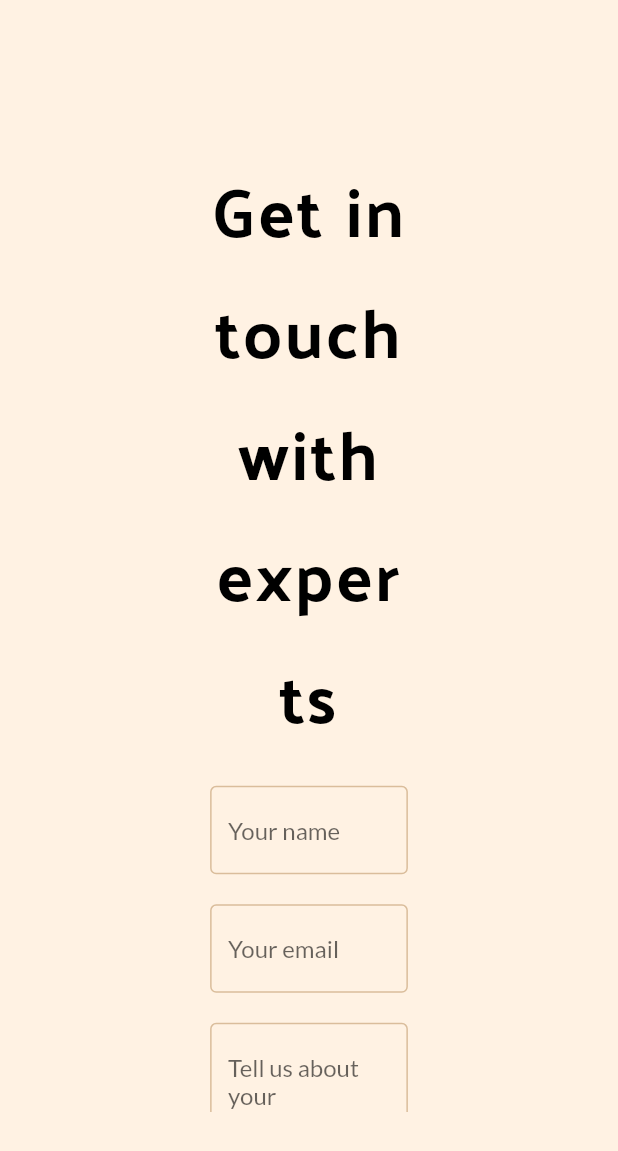
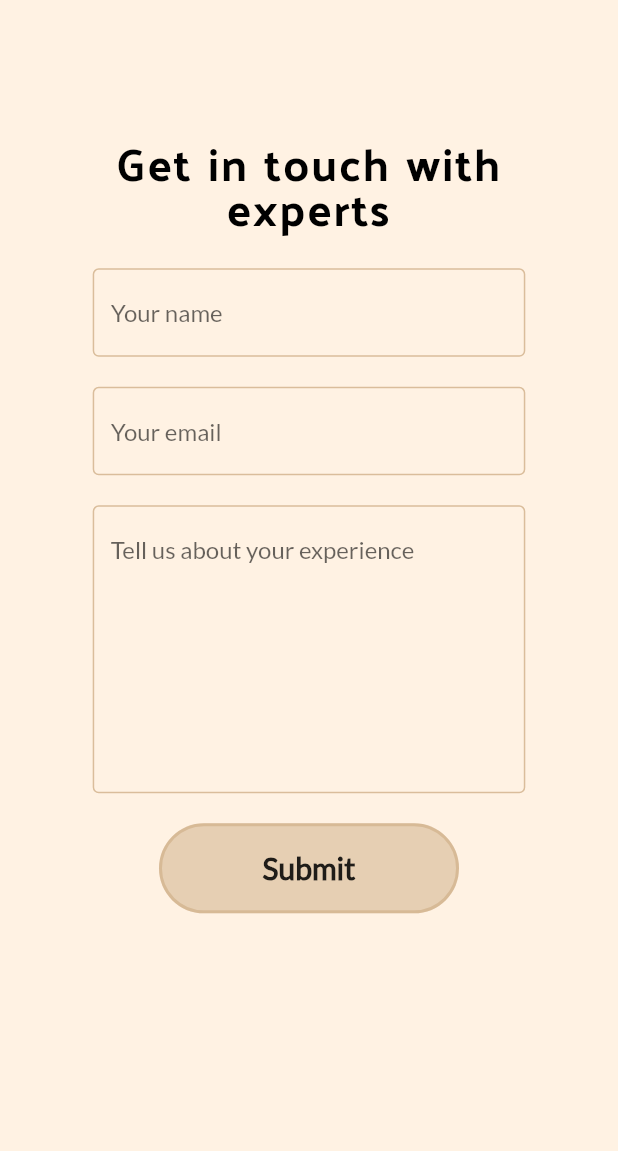
Before and after one commit to IshitaArora-246/moodBuster, a Flutter app: the SupportPage screen opened directly, on a phone screen of 412 x 824 dp. Shown: the top 1151 px of the screen. Run offline on Flutter 3.47's test engine with Material 2 defaults, Android fonts, the phone set to English and light mode, and no system bars; our stand-ins replace auto_size_text, cloud_firestore, firebase_auth, flutter_spinkit, flutter_swiper, font_awesome_flutter and 2 more; missing offline and left inert: dart:html, firebase, hovering; accounts and stored records are empty.

Commit message:
responsiveness errors removed

```diff
--- a/lib/screens/homepage/landing_blog.dart
+++ b/lib/screens/homepage/landing_blog.dart
@@ -4,7 +4,9 @@ import 'package:flutter_swiper/flutter_swiper.dart';
 import 'package:hovering/hovering.dart';
 import 'package:moodbuster/constants/textStyle.dart';
 import 'package:moodbuster/database/database.dart';
+import 'package:moodbuster/models/current_page.dart';
 import 'package:moodbuster/screens/blog_page.dart';
+import 'package:provider/provider.dart';
 
 class LandingBlogPage extends StatelessWidget {
   const LandingBlogPage({
--- a/lib/screens/homepage/landing_chat.dart
+++ b/lib/screens/homepage/landing_chat.dart
@@ -77,7 +77,7 @@ class LandingChatPage extends StatelessWidget {
           children: [
             Container(
                 width: screenWidth,
-                padding: EdgeInsets.symmetric(horizontal: 80),
+                padding: EdgeInsets.symmetric(horizontal: 20),
                 child: Column(
                     mainAxisAlignment: MainAxisAlignment.center,
                     children: [
@@ -91,12 +91,12 @@ class LandingChatPage extends StatelessWidget {
                       Text(
                         "Build Community",
                         style: headingStyle.copyWith(
-                            fontSize: 40, fontWeight: FontWeight.w800),
+                            fontSize: 24, fontWeight: FontWeight.w800),
                         maxLines: 1,
                       ),
                       SizedBox(height: 35),
                       Text(
-                        "Group chats allow you to connect with other people like you and build a community.Group chats explore a range of helpful topics.",
+                        "Group chats allow you to connect with other people like you and build a community. Group chats explore a range of helpful topics.",
                         style: TextStyle(
                           fontSize: 20,
                         ),
--- a/lib/screens/homepage/landing_expert.dart
+++ b/lib/screens/homepage/landing_expert.dart
@@ -27,7 +27,7 @@ class LandingExpertPage extends StatelessWidget {
                     fit: BoxFit.contain,
                   )),
               Container(
-                  width: screenWidth,
+                  width: screenWidth * 0.45,
                   padding: EdgeInsets.symmetric(horizontal: 80),
                   child: Column(
                       mainAxisAlignment: MainAxisAlignment.center,
--- a/lib/screens/support_page.dart
+++ b/lib/screens/support_page.dart
@@ -14,7 +14,7 @@ class _SupportPageState extends State<SupportPage> {
   @override
   Widget build(BuildContext context) {
     final screenHeight = MediaQuery.of(context).size.height;
-    final screenWidth = MediaQuery.of(context).size.height;
+    final screenWidth = MediaQuery.of(context).size.width;
     final formKey = GlobalKey<FormState>();
     TextEditingController namecontroller = TextEditingController();
     TextEditingController feedbackController = TextEditingController();
@@ -24,10 +24,11 @@ class _SupportPageState extends State<SupportPage> {
       backgroundColor: lightskin,
       body: Container(
           margin: EdgeInsets.only(
-              top: screenHeight * 0.12,
-              left: screenWidth * 0.17,
-              right: screenWidth * 0.17,
-              bottom: screenHeight * 0.1),
+            top: screenHeight * 0.12,
+            left: screenWidth * 0.15,
+            right: screenWidth * 0.15,
+            bottom: 50,
+          ),
           child: SingleChildScrollView(
             child: Form(
               key: formKey,
@@ -39,7 +40,10 @@ class _SupportPageState extends State<SupportPage> {
                       "Get in touch with experts",
                       textAlign: TextAlign.center,
                       style: headingStyle.copyWith(
-                          fontSize: 45, wordSpacing: 2, letterSpacing: 1.5),
+                          height: 1,
+                          fontSize: screenWidth > 768 ? 45 : 30,
+                          wordSpacing: 2,
+                          letterSpacing: 1.2),
                     ),
                   ),
                   SizedBox(height: 20),
@@ -57,11 +61,11 @@ class _SupportPageState extends State<SupportPage> {
                   SizedBox(height: 20),
                   Row(
                     children: [
-                      buildTextbox(10, feedbackController,
+                      buildTextbox(8, feedbackController,
                           "Tell us about your experience", formKey),
                     ],
                   ),
-                  SizedBox(height: 40),
+                  SizedBox(height: 20),
                   HoverButton(
                     onpressed: () async {
                       Map<String, dynamic> feedback = {
--- a/lib/widgets/dialog_box.dart
+++ b/lib/widgets/dialog_box.dart
@@ -89,7 +89,7 @@ class _ShowMenuDialogBoxState extends State<ShowMenuDialogBox> {
                                             }),
                                       ],
                                     ),
-                                    SizedBox(height: 35),
+                                    SizedBox(height: 5),
                                     Row(
                                       mainAxisSize: MainAxisSize.min,
                                       children: [
@@ -118,7 +118,7 @@ class _ShowMenuDialogBoxState extends State<ShowMenuDialogBox> {
                                               color: Color(0XFFA6DAE8),
                                               width: 2),
                                         ),
-                                        labelText: "Email Address",
+                                        labelText: "Email",
                                         labelStyle: TextStyle(
                                           fontWeight: FontWeight.w500,
                                           color: Colors.grey.shade700,
```
Also changed, not shown: lib/screens/homepage/home_page.dart (+6 -2 lines).
